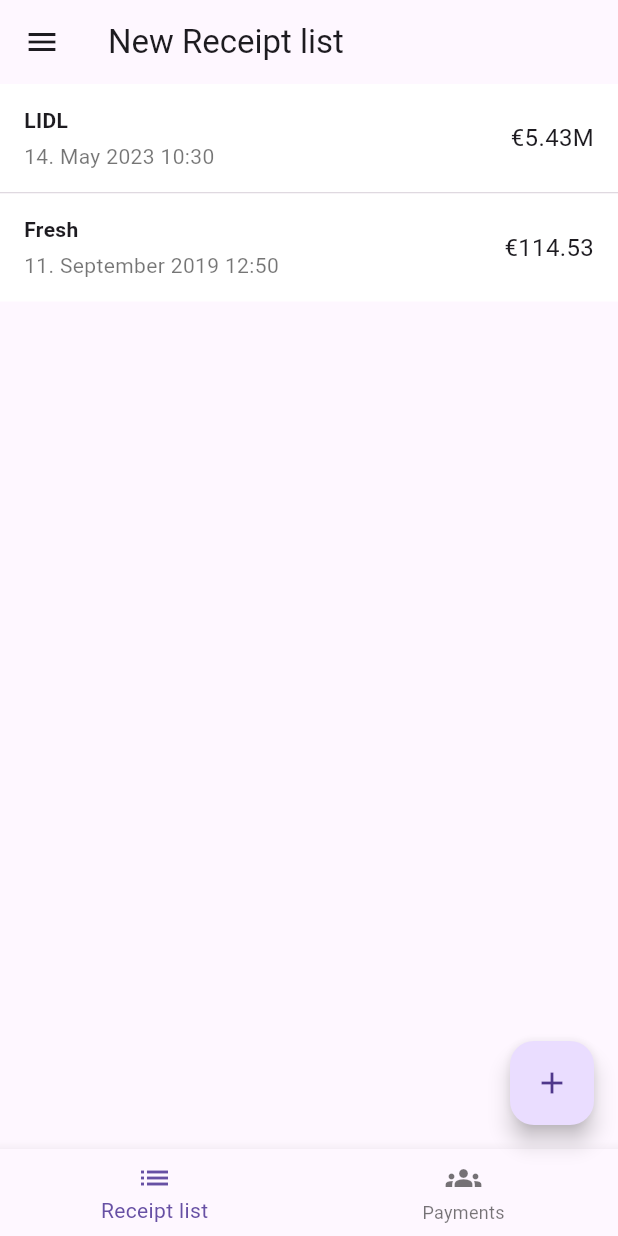
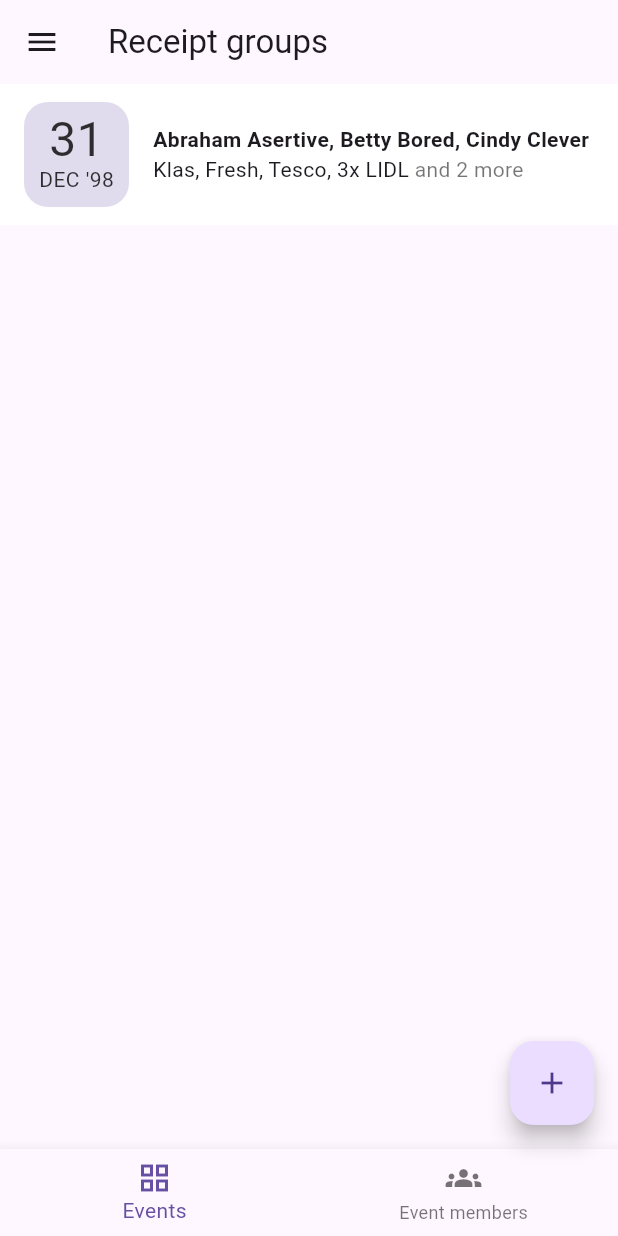
Before and after one commit to RoboBaranik/receipt_calculator, a Flutter app: the screen it shows after launch, on a phone screen of 412 x 824 dp. Run offline on Flutter 3.47's test engine with Material 2 defaults, Android fonts, the phone set to English and light mode, and no system bars; our stand-ins replace expandable, flutter_slidable; missing offline and left inert: dart:ffi, qr_code_scanner.

Commit message:
Events (receipt groups) page, receipt delete

```diff
--- a/lib/data/receipt_item.dart
+++ b/lib/data/receipt_item.dart
@@ -7,7 +7,7 @@ import 'package:receipt_calculator/routes.dart';
 
 class Receipt {
   final String id;
-  ReceiptGroup group;
+  Event group;
   final String name;
   String? currency;
   final DateTime timeCreated;
@@ -28,7 +28,7 @@ class Receipt {
     DateTime timeCreated = Helper.jsonDateParse(json['receipt']['issueDate']) ??
         Helper.jsonDateParse(json['receipt']['createDate']) ??
         DateTime.now();
-    ReceiptGroup group = Routes.mockedGroup;
+    Event group = Routes.mockedEvent;
     String id = json['receipt']['receiptId'] ?? '';
     List<ReceiptItem> items = (json['receipt']['items'] as List<dynamic>)
         .map((item) => ReceiptItem.fromJson(item))
--- a/lib/data/receipt_payment.dart
+++ b/lib/data/receipt_payment.dart
@@ -2,15 +2,16 @@ import 'package:collection/collection.dart';
 import 'package:flutter/material.dart';
 import 'package:receipt_calculator/data/receipt_item.dart';
 
-class ReceiptGroup {
-  final List<Person> members = [];
+class Event {
+  final PersonGroup group;
+  final List<Person> members;
   final List<Receipt> receipts = [];
-  ReceiptGroup({List<Receipt>? receipts, List<Person>? members}) {
+  final DateTime timeCreated;
+  Event({List<Receipt>? receipts, required this.group, DateTime? created})
+      : timeCreated = created ?? DateTime.now(),
+        members = group.members {
     if (receipts != null && receipts.isNotEmpty) {
       this.receipts.addAll(receipts);
-    }
-    if (members != null && members.isNotEmpty) {
-      this.members.addAll(members);
     }
   }
   get totalSum {
@@ -102,6 +103,84 @@ class ReceiptGroup {
         .values
         .toList();
   }
+
+  List<String> allStoresToString([int? maxLength]) {
+    // Join duplicate store names with prefixed multiplicator
+    List<String> storeNames = //receipts.map((receipt) => receipt.name)
+        [
+      'LIDL',
+      'Fresh',
+      'LIDL',
+      'LIDL',
+      'Tesco',
+      'Klas',
+      'Kaufland',
+      'Kaufland',
+      'Test store'
+    ]
+            .groupFoldBy((name) => name, (previous, name) {
+              if (previous == null) {
+                return 1;
+              }
+              return (previous as int) + 1;
+            })
+            .entries
+            .map((entry) =>
+                entry.value > 1 ? '${entry.value}x ${entry.key}' : entry.key)
+            .toList();
+    storeNames.sort((a, b) => a.length.compareTo(b.length));
+
+    // Return if full string is not longer than max length
+    String asString = storeNames.join(', ');
+    int overflowSuffixLength = ' and xxx more'.length;
+    if (maxLength == null ||
+        maxLength <= overflowSuffixLength ||
+        asString.length <= maxLength) {
+      return [asString];
+    }
+
+    // Append the suffix with number of stores to shorten the string
+    List<String> shortened = [''];
+    int appended = -1;
+    for (String name in storeNames) {
+      appended++;
+      if (shortened[0].isEmpty) {
+        if (name.length + overflowSuffixLength > maxLength) {
+          shortened[0] = '${storeNames.length} stores';
+          break;
+        }
+        shortened[0] = name;
+      } else {
+        if (shortened[0].length + name.length + overflowSuffixLength >
+            maxLength) {
+          shortened.add(' and ${storeNames.length - appended} more');
+          break;
+        }
+        shortened[0] += ', $name';
+      }
+    }
+    return shortened;
+  }
+}
+
+class PersonGroup {
+  final List<Person> members;
+  String name;
+  PersonGroup({required this.members, this.name = ''});
+  @override
+  String toString() {
+    if (name.isNotEmpty) {
+      return name;
+    }
+    return members
+        .map((member) => member.name)
+        .reduce((memberNames, memberName) {
+      if (memberNames.isEmpty) {
+        return memberName;
+      }
+      return '$memberNames, $memberName';
+    });
+  }
 }
 
 class Person {
--- a/lib/helper.dart
+++ b/lib/helper.dart
@@ -36,6 +36,14 @@ class Helper {
 
   static String dateTimeToString(DateTime time) {
     return DateFormat('d. MMMM y HH:mm', Helper.locale).format(time);
+  }
+
+  static String dateToShortMonthString(DateTime time) {
+    return DateFormat('MMM', Helper.locale).format(time);
+  }
+
+  static String dateToShortYearString(DateTime time) {
+    return DateFormat("''yy", Helper.locale).format(time);
   }
 
   static DateTime? jsonDateParse(String time) {
--- a/lib/main.dart
+++ b/lib/main.dart
@@ -1,4 +1,5 @@
 import 'package:flutter/material.dart';
+import 'package:receipt_calculator/pages/receipt_groups_page.dart';
 import 'package:receipt_calculator/routes.dart';
 import 'package:flutter_localizations/flutter_localizations.dart';
 
@@ -37,7 +38,7 @@ class MyApp extends StatelessWidget {
         Locale('en', 'US'),
         Locale('sk', 'SK'),
       ],
-      initialRoute: Routes.receiptList,
+      initialRoute: ReceiptGroupsPage.route,
       onGenerateRoute: Routes.generateRoute,
       // home: HomePage(title: 'Flutter Demo Home Page'),
       debugShowCheckedModeBanner: false,
--- a/lib/pages/receipt_create_manual_page.dart
+++ b/lib/pages/receipt_create_manual_page.dart
@@ -185,7 +185,7 @@ class _ReceiptCreateManualPageState extends State<ReceiptCreateManualPage> {
         name: name,
         items: items,
         timeCreated: timeCreated,
-        group: Routes.mockedGroup,
+        group: Routes.mockedEvent,
         id: '');
     Navigator.pop(context, newReceipt);
   }
--- /dev/null
+++ b/lib/pages/receipt_groups_page.dart
@@ -0,0 +1,148 @@
+import 'package:flutter/material.dart';
+import 'package:receipt_calculator/data/receipt_payment.dart';
+import 'package:receipt_calculator/helper.dart';
+import 'package:receipt_calculator/routes.dart';
+import 'package:receipt_calculator/widgets/drawer.dart';
+import 'package:receipt_calculator/widgets/receipt_groups/date.dart';
+
+class ReceiptGroupsPage extends StatefulWidget {
+  static const String route = '/groups';
+  final List<Event> groups;
+  ReceiptGroupsPage({super.key, required this.groups}) {
+    for (var group in groups) {
+      if (group.receipts.isEmpty) {
+        group.receipts.addAll([Routes.mocked1, Routes.mocked2]);
+      }
+    }
+  }
+
+  @override
+  State<ReceiptGroupsPage> createState() => _ReceiptGroupsPageState();
+}
+
+enum _ReceiptGroupsPageTab { groups, members }
+
+class _ReceiptGroupsPageState extends State<ReceiptGroupsPage> {
+  _ReceiptGroupsPageTab selectedTab = _ReceiptGroupsPageTab.groups;
+
+  @override
+  Widget build(BuildContext context) {
+    return Scaffold(
+      appBar: AppBar(title: const Text('Receipt groups')),
+      drawer: const Drawer(
+        child: AppDrawer(currentRoute: Routes.receiptList),
+      ),
+      floatingActionButton: FloatingActionButton(
+        onPressed: () {
+          // showDialog<Receipt>(
+          //   context: context,
+          //   builder: (_) => const DialogReceiptAdd(),
+          // ).then((createdReceipt) {
+          //   if (createdReceipt != null) {
+          //     debugPrint('New receipt $createdReceipt');
+          //     widget.group.receipts.add(createdReceipt);
+          //     setState(() {});
+          //   }
+          // });
+        },
+        child: const Icon(Icons.add),
+      ),
+      bottomNavigationBar: BottomNavigationBar(
+        currentIndex: selectedTab.index,
+        onTap: (tabIndex) => setState(() {
+          selectedTab = _ReceiptGroupsPageTab.values[tabIndex];
+        }),
+        items: const [
+          BottomNavigationBarItem(icon: Icon(Icons.grid_view), label: 'Events'),
+          BottomNavigationBarItem(
+              icon: Icon(Icons.groups), label: 'Event members'),
+        ],
+      ),
+      body: [groupsTab(), membersTab()][selectedTab.index],
+    );
+  }
+
+  Widget groupsTab() {
+    return ListView.separated(
+        itemBuilder: (context, index) {
+          Event event = widget.groups.elementAt(index);
+          String groupName =
+              'Abraham Asertive, Betty Bored, Cindy Clever'; //event.group.toString();
+
+          List<String> stores = event.allStoresToString(39);
+          return GestureDetector(
+            behavior: HitTestBehavior.opaque,
+            onTap: () {
+              debugPrint('Tapped');
+            },
+            child: Container(
+              decoration: const BoxDecoration(color: Colors.white),
+              padding: const EdgeInsets.symmetric(vertical: 12, horizontal: 16),
+              child: Row(
+                children: groupName.length > 60
+                    ? [
+                        DateWidget(date: event.timeCreated),
+                        const SizedBox(width: 16),
+                        Expanded(
+                          child: Text(
+                            groupName,
+                            maxLines: 4,
+                            style: TextStyle(
+                                fontSize: groupName.length > 125 ? 12 : 14,
+                                fontWeight: FontWeight.bold),
+                          ),
+                        ),
+                      ]
+                    : [
+                        DateWidget(date: event.timeCreated),
+                        const SizedBox(width: 16),
+                        Expanded(
+                          child: Column(
+                            mainAxisAlignment: MainAxisAlignment.spaceEvenly,
+                            crossAxisAlignment: CrossAxisAlignment.start,
+                            children: stores.length > 1
+                                ? [
+                                    Text(
+                                      groupName,
+                                      maxLines: 2,
+                                      style: const TextStyle(
+                                          fontWeight: FontWeight.bold),
+                                    ),
+                                    Row(children: [
+                                      Text(stores[0], maxLines: 1),
+                                      Text(
+                                        stores[1],
+                                        maxLines: 1,
+                                        style: TextStyle(color: Colors.black54),
+                                      ),
+                                    ]),
+                                  ]
+                                : [
+                                    Text(
+                                      groupName,
+                                      maxLines: 2,
+                                      style: const TextStyle(
+                                          fontWeight: FontWeight.bold),
+                                    ),
+                                    Text(stores[0], maxLines: 1),
+                                  ],
+                          ),
+                        ),
+                      ],
+              ),
+            ),
+          );
+        },
+        separatorBuilder: (context, index) {
+          return Container(
+            height: 1,
+            color: Colors.black12,
+          );
+        },
+        itemCount: 1);
+  }
+
+  Widget membersTab() {
+    return Container();
+  }
+}
--- a/lib/pages/receipt_list_page.dart
+++ b/lib/pages/receipt_list_page.dart
@@ -1,6 +1,7 @@
 import 'package:collection/collection.dart';
 import 'package:expandable/expandable.dart';
 import 'package:flutter/material.dart';
+import 'package:flutter_slidable/flutter_slidable.dart';
 import 'package:receipt_calculator/data/receipt_item.dart';
 import 'package:receipt_calculator/data/receipt_payment.dart';
 import 'package:receipt_calculator/helper.dart';
@@ -10,7 +11,7 @@ import '../routes.dart';
 import '../widgets/drawer.dart';
 
 class ReceiptListPage extends StatefulWidget {
-  final ReceiptGroup group;
+  final Event group;
   ReceiptListPage({super.key, required this.group}) {
     // TODO Remove later
     if (group.receipts.isEmpty) {
@@ -26,6 +27,14 @@ enum _ReceiptListPageTab { list, payments }
 
 class _ReceiptListPageState extends State<ReceiptListPage> {
   _ReceiptListPageTab selectedTab = _ReceiptListPageTab.list;
+  // List<SlidableController> listControllers = [];
+
+  void deleteReceipt(Receipt receipt) {
+    setState(() {
+      widget.group.receipts.remove(receipt);
+    });
+  }
+
   @override
   Widget build(BuildContext context) {
     widget.group.receipts
@@ -56,8 +65,7 @@ class _ReceiptListPageState extends State<ReceiptListPage> {
           selectedTab = _ReceiptListPageTab.values[tabIndex];
         }),
         items: const [
-          BottomNavigationBarItem(
-              icon: Icon(Icons.list), label: 'Receipt list'),
+          BottomNavigationBarItem(icon: Icon(Icons.list), label: 'Receipts'),
           BottomNavigationBarItem(icon: Icon(Icons.groups), label: 'Payments'),
         ],
       ),
@@ -68,9 +76,32 @@ class _ReceiptListPageState extends State<ReceiptListPage> {
   Widget listTab() {
     return ListView.separated(
       itemCount: widget.group.receipts.length,
-      itemBuilder: (context, index) => GestureDetector(
-        // onTap: () => Navigator.pushNamed(context, Routes.receipt,
-        //     arguments: widget.receipts[index]),
+      itemBuilder: (context, index) {
+        // SlidableController? c = Slidable.of(context);
+        // if (c != null) {
+        //   listControllers.add(c);
+        //   c.direction.addListener(() {
+        //     debugPrint('List item #$index has value ${c.direction.value}');
+        //   });
+        // }
+        return Slidable(
+          // onTap: () => Navigator.pushNamed(context, Routes.receiptSummary,
+          //     arguments: widget.group.receipts[index]),
+          closeOnScroll: false,
+          endActionPane: ActionPane(
+            motion: const BehindMotion(),
+            extentRatio: 0.2,
+            children: [
+              SlidableAction(
+                onPressed: (context) {
+                  deleteReceipt(widget.group.receipts[index]);
+                },
+                icon: Icons.delete,
+                backgroundColor: Colors.red,
+              ),
+            ],
+          ),
+          child: GestureDetector(
             onTap: () => Navigator.pushNamed(context, Routes.receiptSummary,
                 arguments: widget.group.receipts[index]),
             child: Container(
@@ -105,7 +136,8 @@ class _ReceiptListPageState extends State<ReceiptListPage> {
                     ],
                   ),
                   Text(
-                Helper.valueShortWithCurrency(widget.group.receipts[index].sum,
+                    Helper.valueShortWithCurrency(
+                        widget.group.receipts[index].sum,
                         widget.group.receipts[index].currency),
                     style: const TextStyle(fontSize: 16),
                   )
@@ -113,6 +145,8 @@ class _ReceiptListPageState extends State<ReceiptListPage> {
               ),
             ),
           ),
+        );
+      },
       separatorBuilder: (context, index) => Container(
         height: 1,
         color: Colors.black12,
@@ -147,7 +181,7 @@ class _ReceiptListPageState extends State<ReceiptListPage> {
                 hasIcon: false, tapHeaderToExpand: true),
             header: Container(
               decoration: const BoxDecoration(color: Colors.white),
-              padding: const EdgeInsets.symmetric(vertical: 12, horizontal: 16),
+              padding: const EdgeInsets.symmetric(vertical: 8, horizontal: 16),
               // height: 64,
               child: Column(
                 children: [
@@ -189,50 +223,6 @@ class _ReceiptListPageState extends State<ReceiptListPage> {
             ),
             collapsed: Container(),
             expanded: paymentDetails(member));
-        // return GestureDetector(
-        //   onTap: null,
-        //   child: Container(
-        //     decoration: const BoxDecoration(color: Colors.white),
-        //     padding: const EdgeInsets.symmetric(vertical: 12, horizontal: 16),
-        //     // height: 64,
-        //     child: Column(
-        //       children: [
-        //         Row(
-        //           children: [
-        //             Icon(
-        //               Icons.person,
-        //               color: memberIconColor,
-        //               size: 35,
-        //               shadows: const [
-        //                 Shadow(color: Colors.black, blurRadius: 2)
-        //               ],
-        //             ),
-        //             const SizedBox(width: 8),
-        //             Column(
-        //               crossAxisAlignment: CrossAxisAlignment.start,
-        //               children: [
-        //                 Text(
-        //                   member.name,
-        //                   style: const TextStyle(fontWeight: FontWeight.bold),
-        //                 ),
-        //                 // const SizedBox(height: 4),
-        //                 Row(
-        //                   children: [
-        //                     totalPayIcon,
-        //                     Text(
-        //                       Helper.valueLongWithCurrency(payment.abs(), null),
-        //                       style: TextStyle(color: totalPayColor),
-        //                     ),
-        //                   ],
-        //                 ),
-        //               ],
-        //             )
-        //           ],
-        //         )
-        //       ],
-        //     ),
-        //   ),
-        // );
       },
       separatorBuilder: (context, index) => Container(
         height: 1,
@@ -264,8 +254,24 @@ class _ReceiptListPageState extends State<ReceiptListPage> {
     debtMap.forEach((receipt, paymentMap) {
       String totalDebtForReceipt = Helper.valueLongWithCurrency(
           paymentMap.values.map((payment) => payment.payment).sum, null);
-      Widget debtItem = Row(children: [
-        Text(receipt.name, style: TextStyle(fontWeight: FontWeight.bold)),
+      bool specifyStoreDate = debtMap.keys.any((receipt1) =>
+          receipt1 != receipt && receipt1.name.compareTo(receipt.name) == 0);
+      Widget debtItem = Row(
+          children: specifyStoreDate
+              ? [
+                  Text(receipt.name,
+                      style: const TextStyle(fontWeight: FontWeight.bold)),
+                  const SizedBox(width: 4),
+                  Text(Helper.dateTimeToString(receipt.timeCreated),
+                      style:
+                          const TextStyle(fontSize: 12, color: Colors.black45)),
+                  Icon(Icons.keyboard_arrow_right, color: Colors.lime.shade600),
+                  Text(totalDebtForReceipt,
+                      style: TextStyle(color: Colors.lime.shade600)),
+                ]
+              : [
+                  Text(receipt.name,
+                      style: const TextStyle(fontWeight: FontWeight.bold)),
                   Icon(Icons.keyboard_arrow_right, color: Colors.lime.shade600),
                   Text(totalDebtForReceipt,
                       style: TextStyle(color: Colors.lime.shade600)),
@@ -349,4 +355,12 @@ class _ReceiptListPageState extends State<ReceiptListPage> {
     });
     return debtItems;
   }
+
+  // @override
+  // void dispose() {
+  //   for (var c in listControllers) {
+  //     c.direction.removeListener(() {});
+  //   }
+  //   super.dispose();
+  // }
 }
--- a/lib/routes.dart
+++ b/lib/routes.dart
@@ -1,6 +1,7 @@
 import 'package:flutter/material.dart';
 import 'package:receipt_calculator/data/receipt_payment.dart';
 import 'package:receipt_calculator/pages/receipt_create_manual_page.dart';
+import 'package:receipt_calculator/pages/receipt_groups_page.dart';
 import 'package:receipt_calculator/pages/receipt_list_page.dart';
 import 'package:receipt_calculator/pages/receipt_page.dart';
 import 'package:receipt_calculator/pages/receipt_scanner_page.dart';
@@ -31,7 +32,7 @@ class Routes {
       case receiptList:
         return PageRouteBuilder(
             pageBuilder: (context, _, __) =>
-                ReceiptListPage(group: mockedGroup),
+                ReceiptListPage(group: mockedEvent),
             transitionsBuilder: transition);
       case receiptCreateManual:
         return PageRouteBuilder(
@@ -54,6 +55,11 @@ class Routes {
         return PageRouteBuilder(
             pageBuilder: (context, _, __) => ReceiptSplitPage(
                 receipt: args['receipt'], itemIndex: args['itemIndex']),
+            transitionsBuilder: transition);
+      case ReceiptGroupsPage.route:
+        return PageRouteBuilder(
+            pageBuilder: (context, _, __) =>
+                ReceiptGroupsPage(groups: [mockedEvent]),
             transitionsBuilder: transition);
 
       default:
@@ -85,14 +91,17 @@ class Routes {
   static Person personD = Person('DerekDetermined');
   static Person personE = Person('Eustace Exhausted');
 
-  static ReceiptGroup mockedGroup = ReceiptGroup(
-    members: [personA, personB, personC, personD, personE],
+  static PersonGroup mockedGroup =
+      PersonGroup(members: [personA, personB, personC, personD, personE]);
+  static Event mockedEvent = Event(
+    group: mockedGroup,
+    created: DateTime(1998, 12, 31, 13, 50),
   );
   static Receipt mocked1 = Receipt(
       id: 'empty',
       name: 'LIDL',
       timeCreated: DateTime.now(),
-      group: mockedGroup,
+      group: mockedEvent,
       items: [
         ReceiptItem(
           name: 'Ketchup',
@@ -126,7 +135,7 @@ class Routes {
       id: 'empty',
       name: 'Fresh',
       timeCreated: DateTime(2019, 9, 11, 12, 50, 0),
-      group: mockedGroup,
+      group: mockedEvent,
       items: [
         ReceiptItem(name: 'Milk', price: 4.53),
         ReceiptItem(
--- /dev/null
+++ b/lib/widgets/receipt_groups/date.dart
@@ -0,0 +1,44 @@
+import 'package:flutter/material.dart';
+import 'package:receipt_calculator/helper.dart';
+
+class DateWidget extends StatelessWidget {
+  final DateTime date;
+  const DateWidget({super.key, required this.date});
+
+  @override
+  Widget build(BuildContext context) {
+    return Container(
+      width: 70,
+      height: 70,
+      padding: const EdgeInsets.all(8),
+      decoration: BoxDecoration(
+          color: Theme.of(context).primaryColor.withOpacity(0.2),
+          borderRadius: BorderRadius.circular(16)),
+      child: Column(
+        mainAxisAlignment: MainAxisAlignment.spaceEvenly,
+        children: [
+          Text(date.day.toString(),
+              style: TextStyle(
+                  height: 1,
+                  fontSize: 32,
+                  color: Colors.black.withOpacity(0.8))),
+          Row(
+            mainAxisAlignment: MainAxisAlignment.center,
+            children: date.year != DateTime.now().year
+                ? [
+                    Text(Helper.dateToShortMonthString(date).toUpperCase(),
+                        style: TextStyle(color: Colors.black.withOpacity(0.8))),
+                    const SizedBox(width: 4),
+                    Text(Helper.dateToShortYearString(date),
+                        style: TextStyle(color: Colors.black.withOpacity(0.8))),
+                  ]
+                : [
+                    Text(Helper.dateToShortMonthString(date).toUpperCase(),
+                        style: TextStyle(color: Colors.black.withOpacity(0.8))),
+                  ],
+          )
+        ],
+      ),
+    );
+  }
+}
--- a/pubspec.yaml
+++ b/pubspec.yaml
@@ -42,6 +42,7 @@ dependencies:
   collection: ^1.16.0
   qr_code_scanner: ^1.0.1
   http: ^0.13.5
+  flutter_slidable: ^3.0.0
 
 dev_dependencies:
   flutter_test:
```
Also changed, not shown: pubspec.lock. Lines whose indentation alone changed are shown as unchanged.
